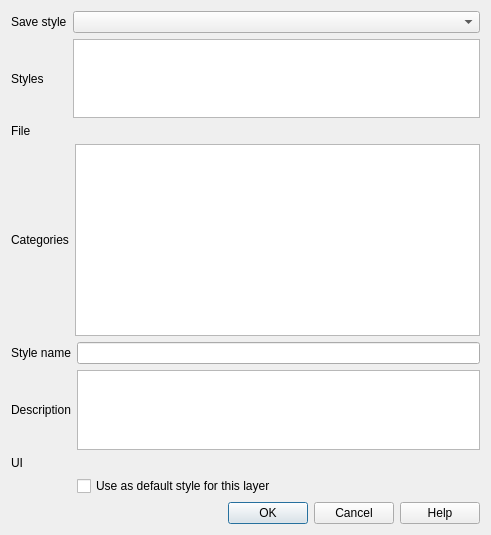
Before: the Qt Designer form src/ui/qgsvectorlayersavestyledialog.ui in qgis/QGIS, drawn with Qt 5.
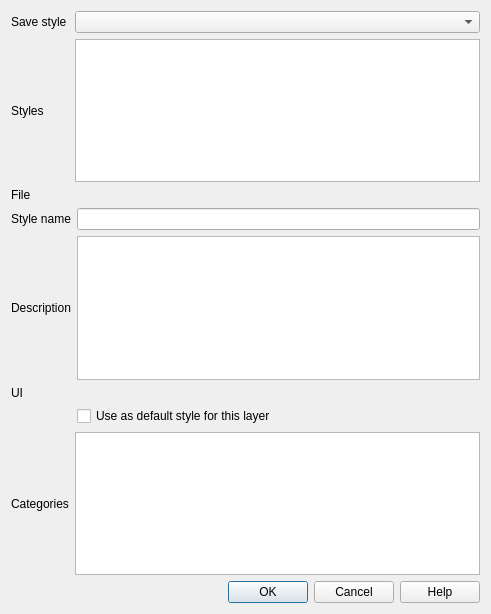
After: the same form once the commit is applied. Custom widgets are drawn as their Qt base class.

Commit message: Enable category selection when saving style to database

The edit to the form file:
```diff
--- a/src/ui/qgsvectorlayersavestyledialog.ui
+++ b/src/ui/qgsvectorlayersavestyledialog.ui
@@ -7,7 +7,7 @@
     <x>0</x>
     <y>0</y>
     <width>491</width>
-    <height>535</height>
+    <height>614</height>
    </rect>
   </property>
   <property name="windowTitle">
@@ -21,6 +21,36 @@
      </property>
     </widget>
    </item>
+   <item row="0" column="1">
+    <widget class="QComboBox" name="mStyleTypeComboBox">
+     <property name="sizePolicy">
+      <sizepolicy hsizetype="MinimumExpanding" vsizetype="Fixed">
+       <horstretch>0</horstretch>
+       <verstretch>0</verstretch>
+      </sizepolicy>
+     </property>
+    </widget>
+   </item>
+   <item row="1" column="0">
+    <widget class="QLabel" name="mStylesWidgetLabel">
+     <property name="text">
+      <string>Styles</string>
+     </property>
+    </widget>
+   </item>
+   <item row="1" column="1">
+    <widget class="QListWidget" name="mStylesWidget"/>
+   </item>
+   <item row="2" column="0">
+    <widget class="QLabel" name="mFileLabel">
+     <property name="text">
+      <string>File</string>
+     </property>
+    </widget>
+   </item>
+   <item row="2" column="1">
+    <widget class="QgsFileWidget" name="mFileWidget"/>
+   </item>
    <item row="3" column="0" colspan="2">
     <widget class="QWidget" name="mSaveToDbWidget" native="true">
      <layout class="QGridLayout" name="gridLayout_3">
@@ -36,6 +66,20 @@
       <property name="bottomMargin">
        <number>0</number>
       </property>
+      <item row="2" column="1">
+       <widget class="QgsFileWidget" name="mDbStyleUIFileWidget">
+        <property name="toolTip">
+         <string>Optionally pick an input form for attribute editing (QT Designer UI format), it will be stored in the database</string>
+        </property>
+       </widget>
+      </item>
+      <item row="3" column="1">
+       <widget class="QCheckBox" name="mDbStyleUseAsDefault">
+        <property name="text">
+         <string>Use as default style for this layer</string>
+        </property>
+       </widget>
+      </item>
       <item row="0" column="0">
        <widget class="QLabel" name="nameLabel">
         <property name="text">
@@ -46,9 +90,6 @@
         </property>
        </widget>
       </item>
-      <item row="0" column="1">
-       <widget class="QLineEdit" name="mDbStyleNameEdit"/>
-      </item>
       <item row="1" column="0">
        <widget class="QLabel" name="descriptionLabel">
         <property name="text">
@@ -69,85 +110,30 @@
         </property>
        </widget>
       </item>
-      <item row="3" column="1">
-       <widget class="QCheckBox" name="mDbStyleUseAsDefault">
-        <property name="text">
-         <string>Use as default style for this layer</string>
-        </property>
-       </widget>
-      </item>
-      <item row="2" column="1">
-       <widget class="QgsFileWidget" name="mDbStyleUIFileWidget" native="true">
-        <property name="toolTip">
-         <string>Optionally pick an input form for attribute editing (QT Designer UI format), it will be stored in the database</string>
-        </property>
-       </widget>
-      </item>
-     </layout>
-    </widget>
-   </item>
-   <item row="0" column="1">
-    <widget class="QComboBox" name="mStyleTypeComboBox">
-     <property name="sizePolicy">
-      <sizepolicy hsizetype="MinimumExpanding" vsizetype="Fixed">
-       <horstretch>0</horstretch>
-       <verstretch>0</verstretch>
-      </sizepolicy>
-     </property>
-    </widget>
-   </item>
-   <item row="2" column="0" colspan="2">
-    <widget class="QWidget" name="mSaveToFileWidget" native="true">
-     <property name="sizePolicy">
-      <sizepolicy hsizetype="Preferred" vsizetype="MinimumExpanding">
-       <horstretch>0</horstretch>
-       <verstretch>0</verstretch>
-      </sizepolicy>
-     </property>
-     <layout class="QGridLayout" name="gridLayout_2">
-      <property name="leftMargin">
-       <number>0</number>
-      </property>
-      <property name="topMargin">
-       <number>0</number>
-      </property>
-      <property name="rightMargin">
-       <number>0</number>
-      </property>
-      <property name="bottomMargin">
-       <number>0</number>
-      </property>
-      <item row="2" column="0">
-       <widget class="QLabel" name="label_3">
-        <property name="text">
-         <string>Categories</string>
-        </property>
-       </widget>
-      </item>
-      <item row="0" column="0">
-       <widget class="QLabel" name="label">
-        <property name="text">
-         <string>File</string>
-        </property>
-       </widget>
-      </item>
-      <item row="2" column="1">
-       <widget class="QListView" name="mStyleCategoriesListView">
-        <property name="sizePolicy">
-         <sizepolicy hsizetype="Expanding" vsizetype="Expanding">
-          <horstretch>0</horstretch>
-          <verstretch>0</verstretch>
-         </sizepolicy>
-        </property>
-       </widget>
-      </item>
       <item row="0" column="1">
-       <widget class="QgsFileWidget" name="mFileWidget" native="true"/>
+       <widget class="QLineEdit" name="mDbStyleNameEdit"/>
       </item>
      </layout>
     </widget>
    </item>
-   <item row="4" column="0" colspan="2">
+   <item row="4" column="0">
+    <widget class="QLabel" name="label_3">
+     <property name="text">
+      <string>Categories</string>
+     </property>
+    </widget>
+   </item>
+   <item row="4" column="1">
+    <widget class="QListView" name="mStyleCategoriesListView">
+     <property name="sizePolicy">
+      <sizepolicy hsizetype="Expanding" vsizetype="Expanding">
+       <horstretch>0</horstretch>
+       <verstretch>0</verstretch>
+      </sizepolicy>
+     </property>
+    </widget>
+   </item>
+   <item row="5" column="0" colspan="2">
     <widget class="QDialogButtonBox" name="buttonBox">
      <property name="orientation">
       <enum>Qt::Horizontal</enum>
@@ -157,16 +143,6 @@
      </property>
     </widget>
    </item>
-   <item row="1" column="1">
-    <widget class="QListWidget" name="mStylesWidget"/>
-   </item>
-   <item row="1" column="0">
-    <widget class="QLabel" name="mStylesWidgetLabel">
-     <property name="text">
-      <string>Styles</string>
-     </property>
-    </widget>
-   </item>
   </layout>
  </widget>
  <customwidgets>
```
Left out of the diff: 1 changed line with no effect on the pictures. The commit also changes 15 other files.
